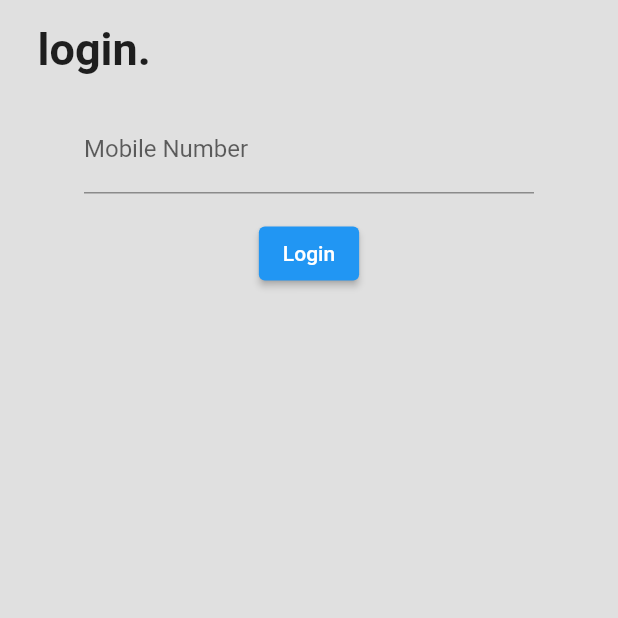
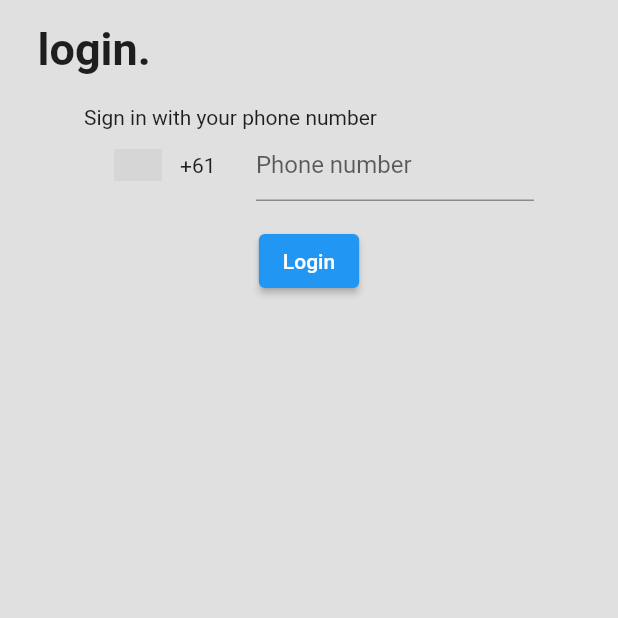
Before and after one commit to Praxis-Australia/onya_frontend, a Flutter app: the screen it shows after launch, after a tap on "Login", on a phone screen of 412 x 824 dp, the top half of it. Run offline on Flutter 3.47's test engine with Material 2 defaults, Android fonts, the phone set to English and light mode, and no system bars; drawn by our look-alikes of intl_phone_number_input; our stand-ins replace cloud_firestore, cloud_functions, firebase_auth, firebase_core, go_router, smooth_page_indicator; accounts and stored records are empty; network calls fail; statements that could not run were skipped; grey boxes are pictures that could not be loaded.

Commit message:
Add phone number field

```diff
--- a/lib/util/my_phone_login.dart
+++ b/lib/util/my_phone_login.dart
@@ -2,6 +2,7 @@ import 'package:flutter/material.dart';
 import 'package:firebase_auth/firebase_auth.dart';
 import 'package:dashboardui/pages/home_page.dart';
 import 'package:go_router/go_router.dart';
+import 'package:intl_phone_number_input/intl_phone_number_input.dart';
 //import 'package:firebase_dynamic_links/firebase_dynamic_links.dart';
 
 class MyPhoneLogin extends StatefulWidget {
@@ -11,8 +12,9 @@ class MyPhoneLogin extends StatefulWidget {
 
 class _MyPhoneLoginState extends State<MyPhoneLogin> {
   final GlobalKey<FormState> _formKey = GlobalKey<FormState>();
-  final TextEditingController _mobileController = TextEditingController();
+  // final TextEditingController _mobileController = TextEditingController();
   final TextEditingController _otpController = TextEditingController();
+  String phoneNumber = '';
   bool _otpSent = false;
   Exception? _errorMessage;
   late ConfirmationResult confirmationResult;
@@ -21,8 +23,7 @@ class _MyPhoneLoginState extends State<MyPhoneLogin> {
 
   void _login() async {
     try {
-      confirmationResult =
-          await _auth.signInWithPhoneNumber(_mobileController.text);
+      confirmationResult = await _auth.signInWithPhoneNumber(phoneNumber);
       setState(() {
         _otpSent = true;
       });
@@ -50,6 +51,11 @@ class _MyPhoneLoginState extends State<MyPhoneLogin> {
 
   @override
   Widget build(BuildContext context) {
+    void onInputChanged(PhoneNumber number) {
+      print(number);
+      phoneNumber = number.phoneNumber!;
+    }
+
     return Form(
         key: _formKey,
         child: Column(children: [
@@ -58,16 +64,18 @@ class _MyPhoneLoginState extends State<MyPhoneLogin> {
               child: Column(
                 crossAxisAlignment: CrossAxisAlignment.start,
                 children: [
-                  TextFormField(
-                    controller: _mobileController,
-                    decoration:
-                        const InputDecoration(labelText: 'Mobile Number'),
+                  const Text("Sign in with your phone number"),
+                  InternationalPhoneNumberInput(
+                    onInputChanged: onInputChanged,
                     validator: (String? value) {
                       if (value!.isEmpty) {
-                        return 'Please enter some text';
+                        return 'Please enter your phone number';
                       }
                       return null;
                     },
+                    initialValue: PhoneNumber(isoCode: 'AU'),
+                    countries: ["AU"],
+                    // textFieldController: _mobileController,
                   ),
                   Container(
                     padding: const EdgeInsets.symmetric(vertical: 16.0),
```
